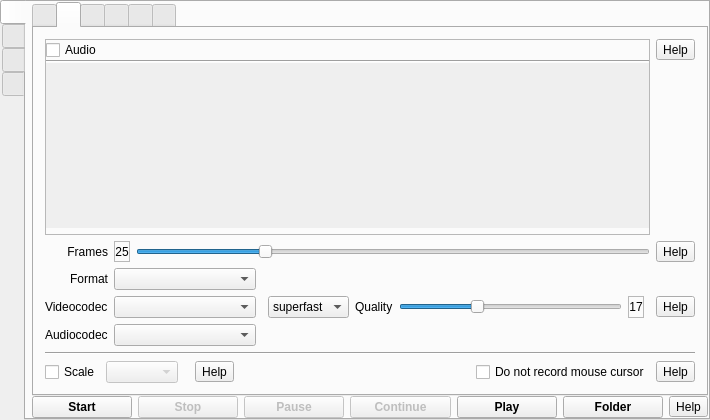
Above: src/formMainWindow.ui from vkohaupt/vokoscreenNG before the change. Below: the same form after it.
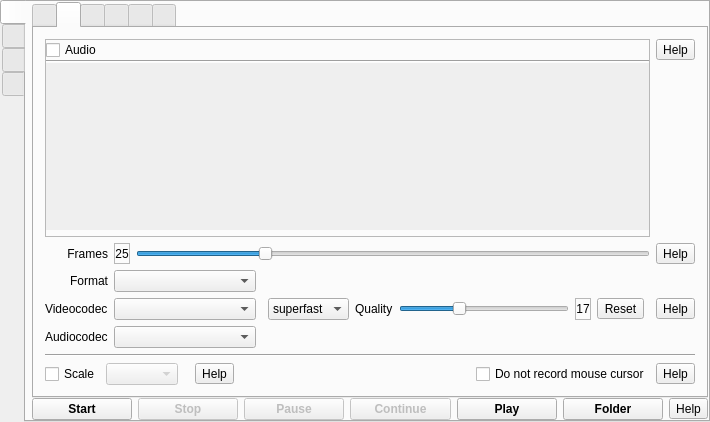
That is the form after the change. Icons and pictures are not drawn.

What changed in the file:
```diff
--- a/src/formMainWindow.ui
+++ b/src/formMainWindow.ui
@@ -7,7 +7,7 @@
     <x>0</x>
     <y>0</y>
     <width>710</width>
-    <height>420</height>
+    <height>422</height>
    </rect>
   </property>
   <property name="windowTitle">
@@ -694,7 +694,7 @@
                   <property name="frameShadow">
                    <enum>QFrame::Raised</enum>
                   </property>
-                  <layout class="QVBoxLayout" name="verticalLayout_27" stretch="0">
+                  <layout class="QHBoxLayout" name="horizontalLayout_15" stretch="0">
                    <property name="spacing">
                     <number>0</number>
                    </property>
@@ -719,9 +719,6 @@
                       <enum>QFrame::Raised</enum>
                      </property>
                      <layout class="QHBoxLayout" name="horizontalLayout_43">
-                      <property name="spacing">
-                       <number>6</number>
-                      </property>
                       <property name="leftMargin">
                        <number>6</number>
                       </property>
@@ -857,6 +854,16 @@
                         </property>
                        </widget>
                       </item>
+                      <item>
+                       <widget class="QToolButton" name="toolButtonScreencastx264Reset">
+                        <property name="toolTip">
+                         <string>Reset</string>
+                        </property>
+                        <property name="text">
+                         <string notr="true">Reset</string>
+                        </property>
+                       </widget>
+                      </item>
                      </layout>
                     </widget>
                    </item>
@@ -907,7 +914,7 @@
                 </item>
                </layout>
               </item>
-              <item row="0" column="5">
+              <item row="0" column="4">
                <widget class="QToolButton" name="help_screencast_frames">
                 <property name="toolTip">
                  <string notr="true">Help</string>
@@ -917,7 +924,7 @@
                 </property>
                </widget>
               </item>
-              <item row="3" column="5">
+              <item row="3" column="4">
                <widget class="QToolButton" name="help_screencast_codec">
                 <property name="text">
                  <string notr="true">Help</string>
```
Left out of the diff: 2 changed lines with no effect on the pictures.
